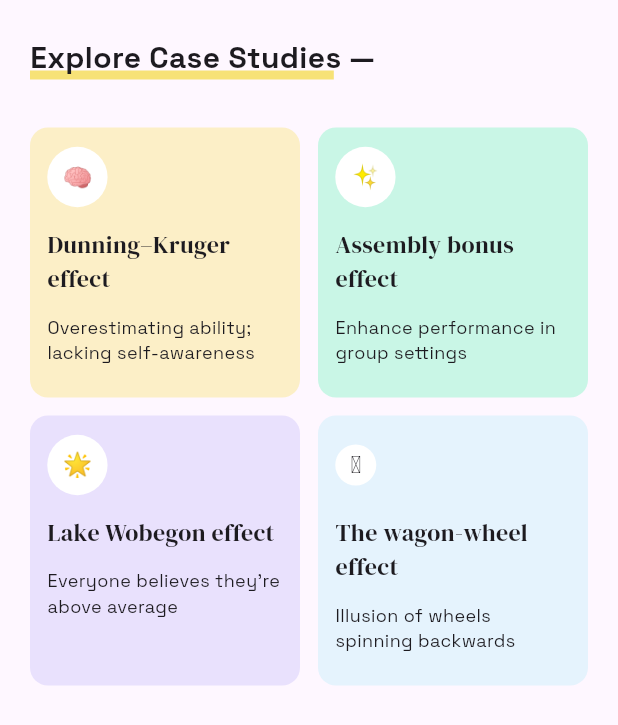
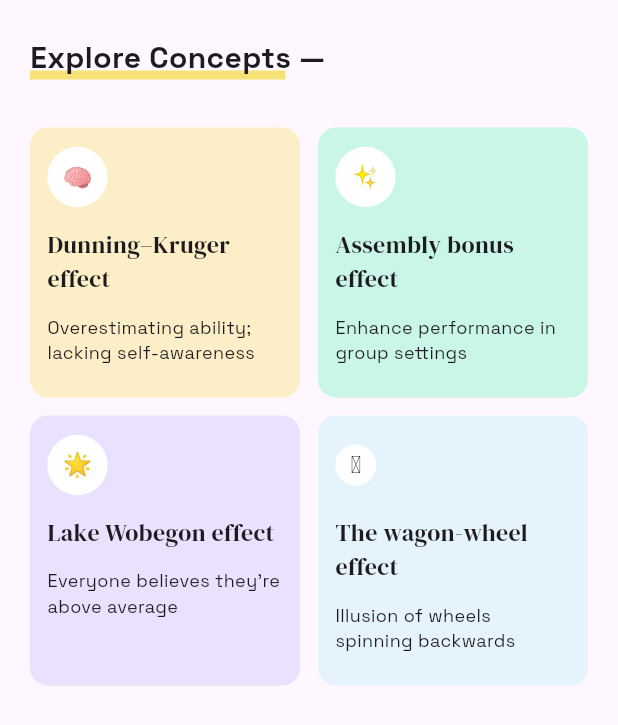
Before and after one commit to AdityaMotale/think_school, a Flutter app: the ConceptsPage screen opened directly, on a phone screen of 412 x 824 dp. Shown: the top 725 px of the screen. Run offline on Flutter 3.47's test engine with Material 3 defaults, Android fonts, the phone set to English and light mode, and no system bars; our stand-ins replace device_preview, flutter_svg, video_player; network calls fail.

Commit message:
fixed typo in concepts view

```diff
--- a/lib/views/pages/concepts.page.dart
+++ b/lib/views/pages/concepts.page.dart
@@ -62,14 +62,14 @@ class ConceptsPage extends StatelessWidget {
               alignment: Alignment.bottomLeft,
               children: [
                 Container(
-                  width: calculateTextWidth("Explore Case Studies"),
+                  width: calculateTextWidth("Explore Concepts"),
                   height: 6,
                   decoration: const BoxDecoration(
                     color: Color(0xFFF7E277),
                   ),
                 ),
                 Text(
-                  "Explore Case Studies —",
+                  "Explore Concepts —",
                   style: headingTextStyle,
                 ),
               ],
```
